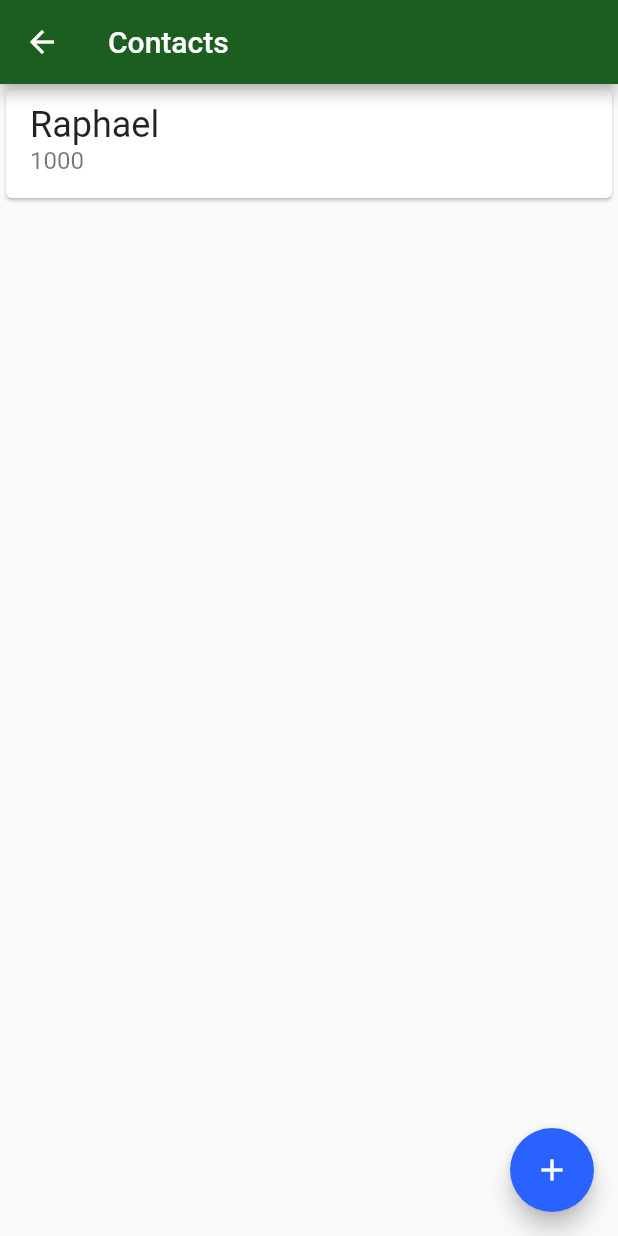
After one commit to raphapfeifer/projetoPersistenciaFlutter, a Flutter app: the screen it shows after launch, after a tap on "Contacts", on a phone screen of 412 x 824 dp. The commit adds this screen. Run offline on Flutter 3.47's test engine with Material 2 defaults, Android fonts, the phone set to English and light mode, and no system bars.

Commit message:
Implementando lista de contatos

```diff
--- a/bytebank/lib/main.dart
+++ b/bytebank/lib/main.dart
@@ -1,3 +1,5 @@
+import 'package:bytebank/screens/contacts_list.dart';
+import 'package:bytebank/screens/dashboard.dart';
 import 'package:flutter/material.dart';
 
 void main() => runApp(BytebankApp());
@@ -10,54 +12,12 @@
       theme: ThemeData(
         primaryColor: Colors.green[900],
         accentColor: Colors.blueAccent[700],
+        buttonTheme: ButtonThemeData(
+          buttonColor: Colors.blueAccent[700],
+          textTheme: ButtonTextTheme.primary,
+        )
       ),
       home: DashBoard(),
     );
   }
 }
-
-class DashBoard extends StatelessWidget{
-  @override
-  Widget build(BuildContext context) {
-    return Scaffold(
-        appBar: AppBar(
-          title: Text('DashBoard'),
-        ),
-        body: Column(
-          mainAxisAlignment: MainAxisAlignment.spaceBetween,
-          crossAxisAlignment: CrossAxisAlignment.start,
-          children: <Widget>[
-            Padding(
-              padding: const EdgeInsets.all(8.0),
-              child: Image.asset('images/bytebank_logo.png'),
-            ),
-            Padding(
-              padding: const EdgeInsets.all(8.0),
-              child: Container(
-                padding: EdgeInsets.all(8.0),
-                height: 100,
-                width: 150,
-                color: Theme.of(context).primaryColor,
-                child: Column(
-                  mainAxisAlignment: MainAxisAlignment.spaceBetween,
-                  crossAxisAlignment: CrossAxisAlignment.start,
-                  children: <Widget>[
-                    Icon(
-                      Icons.people,
-                      color: Colors.white,
-                      size: 24.0,
-                    ),
-                    Text('Contacts',
-                        style: TextStyle(
-                          color: Colors.white,
-                          fontSize: 16.0,
-                        )),
-                  ],
-                ),
-              ),
-            )
-          ],
-        ));
-  }
-
-}
--- /dev/null
+++ b/bytebank/lib/screens/contacts_list.dart
@@ -0,0 +1,34 @@
+import 'package:flutter/material.dart';
+
+class ContactsList extends StatelessWidget {
+  @override
+  Widget build(BuildContext context) {
+    return Scaffold(
+      appBar: AppBar(
+        title: Text('Contacts'),
+      ),
+      body: ListView(
+        children: <Widget>[
+          Card(
+            child: ListTile(
+              title: Text('Raphael',
+                  style: TextStyle(
+                    fontSize: 24.0,
+                  )),
+              subtitle: Text(
+                '1000',
+                style: TextStyle(fontSize: 16.0),
+              ),
+            ),
+          )
+        ],
+      ),
+      floatingActionButton: FloatingActionButton(
+        onPressed: () {},
+        child: Icon(
+          Icons.add,
+        ),
+      ),
+    );
+  }
+}
--- /dev/null
+++ b/bytebank/lib/screens/dashboard.dart
@@ -0,0 +1,58 @@
+import 'package:bytebank/screens/contacts_list.dart';
+import 'package:flutter/material.dart';
+
+class DashBoard extends StatelessWidget {
+  @override
+  Widget build(BuildContext context) {
+    return Scaffold(
+        appBar: AppBar(
+          title: Text('DashBoard'),
+        ),
+        body: Column(
+          mainAxisAlignment: MainAxisAlignment.spaceBetween,
+          crossAxisAlignment: CrossAxisAlignment.start,
+          children: <Widget>[
+            Padding(
+              padding: const EdgeInsets.all(8.0),
+              child: Image.asset('images/bytebank_logo.png'),
+            ),
+            Padding(
+              padding: const EdgeInsets.all(8.0),
+              child: Material(
+                color: Theme.of(context).primaryColor,
+                child: InkWell(
+                  onTap: () {
+                    Navigator.of(context).push(
+                      MaterialPageRoute(
+                        builder: (context) => ContactsList(),
+                      ),
+                    );
+                  },
+                  child: Container(
+                    padding: EdgeInsets.all(8.0),
+                    height: 100,
+                    width: 150,
+                    child: Column(
+                      mainAxisAlignment: MainAxisAlignment.spaceBetween,
+                      crossAxisAlignment: CrossAxisAlignment.start,
+                      children: <Widget>[
+                        Icon(
+                          Icons.people,
+                          color: Colors.white,
+                          size: 24.0,
+                        ),
+                        Text('Contacts',
+                            style: TextStyle(
+                              color: Colors.white,
+                              fontSize: 16.0,
+                            )),
+                      ],
+                    ),
+                  ),
+                ),
+              ),
+            )
+          ],
+        ));
+  }
+}
```
